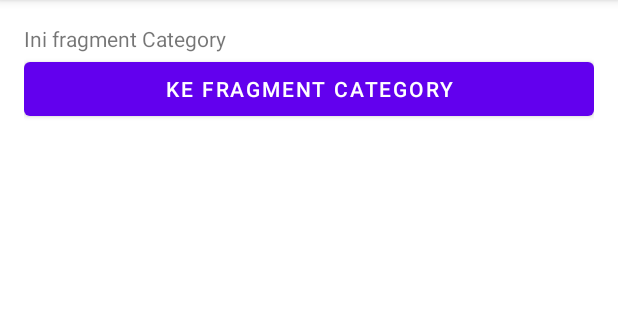
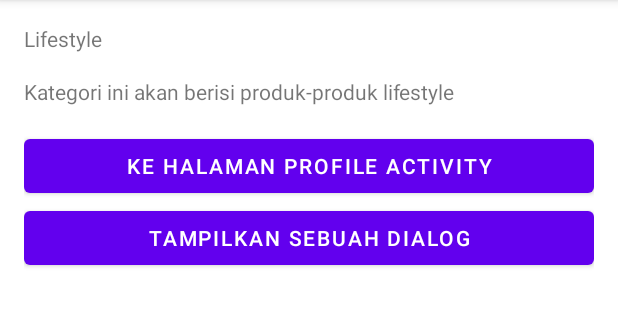
Before and after one commit to ramdhanjr11/MyFlexibleFragment, an Android app: the fragment CategoryFragment placed in its activity, after a tap on "KE FRAGMENT CATEGORY", on a phone screen of 412 x 824 dp, the part 84-411 px from its top. Run offline under Robolectric (Android 15) with nearby library versions, the phone set to English and light mode, and no system bars.

Commit message:
Mengirim data antar Fragment, dalam hal ini adalah CategoryFragment.kt mengirim data dengan menggunakan bundle kedalam DetailCategoryFragment.kt

```diff
--- a/app/src/main/java/com/muramsyah/myflexiblefragment/CategoryFragment.kt
+++ b/app/src/main/java/com/muramsyah/myflexiblefragment/CategoryFragment.kt
@@ -26,7 +26,21 @@ class CategoryFragment : Fragment(), View.OnClickListener {
 
     override fun onClick(v: View?) {
         if (v?.id == R.id.btn_detail_category) {
+            val mDetailCategoryFragment = DetailCategoryFragment()
 
+            val mBundle = Bundle()
+            mBundle.putString(DetailCategoryFragment.EXTRA_NAME, "Lifestyle")
+            val description = "Kategori ini akan berisi produk-produk lifestyle"
+
+            mDetailCategoryFragment.arguments = mBundle
+            mDetailCategoryFragment.description = description
+
+            val mFragmentManager = fragmentManager
+            mFragmentManager?.beginTransaction()?.apply {
+                replace(R.id.frame_container, mDetailCategoryFragment, DetailCategoryFragment::class.java.simpleName)
+                addToBackStack(null)
+                commit()
+            }
         }
     }
 
--- /dev/null
+++ b/app/src/main/java/com/muramsyah/myflexiblefragment/DetailCategoryFragment.kt
@@ -0,0 +1,57 @@
+package com.muramsyah.myflexiblefragment
+
+import android.os.Bundle
+import androidx.fragment.app.Fragment
+import android.view.LayoutInflater
+import android.view.View
+import android.view.ViewGroup
+import android.widget.Button
+import android.widget.TextView
+
+class DetailCategoryFragment : Fragment() {
+
+    lateinit var tvCategoryName: TextView
+    lateinit var tvCategoryDescription: TextView
+    lateinit var btnProfile: Button
+    lateinit var btnShowDialog: Button
+
+    var description: String? = null
+
+    companion object {
+        var EXTRA_NAME = "extra_name"
+        var EXTRA_DESCRIPTION = "extra_description"
+    }
+
+    override fun onCreateView(
+        inflater: LayoutInflater,
+        container: ViewGroup?,
+        savedInstanceState: Bundle?
+    ): View? {
+        return inflater.inflate(R.layout.fragment_detail_category, container, false)
+    }
+
+    override fun onViewCreated(view: View, savedInstanceState: Bundle?) {
+        super.onViewCreated(view, savedInstanceState)
+
+        tvCategoryName = view.findViewById(R.id.tv_category_name)
+        tvCategoryDescription = view.findViewById(R.id.tv_category_description)
+        btnProfile = view.findViewById(R.id.btn_profile)
+        btnShowDialog = view.findViewById(R.id.btn_show_dialog)
+    }
+
+    override fun onActivityCreated(savedInstanceState: Bundle?) {
+        super.onActivityCreated(savedInstanceState)
+
+        if (savedInstanceState != null) {
+            val descFromBundle = savedInstanceState.getString(EXTRA_DESCRIPTION)
+            description = descFromBundle
+        }
+
+        if (arguments != null) {
+            val categoryName = arguments?.getString(EXTRA_NAME)
+            tvCategoryName.text = categoryName
+            tvCategoryDescription.text = description
+        }
+    }
+
+}
--- /dev/null
+++ b/app/src/main/res/layout/fragment_detail_category.xml
@@ -0,0 +1,34 @@
+<?xml version="1.0" encoding="utf-8"?>
+<LinearLayout xmlns:android="http://schemas.android.com/apk/res/android"
+    xmlns:tools="http://schemas.android.com/tools"
+    android:layout_width="match_parent"
+    android:layout_height="match_parent"
+    android:orientation="vertical"
+    android:padding="16dp">
+
+    <TextView
+        android:id="@+id/tv_category_name"
+        android:layout_width="match_parent"
+        android:layout_height="wrap_content"
+        android:layout_marginBottom="16dp"
+        android:text="@string/category_name" />
+
+    <TextView
+        android:id="@+id/tv_category_description"
+        android:layout_width="match_parent"
+        android:layout_height="wrap_content"
+        android:layout_marginBottom="16dp"
+        android:text="@string/category_description" />
+
+    <Button
+        android:id="@+id/btn_profile"
+        android:layout_width="match_parent"
+        android:layout_height="wrap_content"
+        android:text="@string/to_profile" />
+
+    <Button
+        android:id="@+id/btn_show_dialog"
+        android:layout_width="match_parent"
+        android:layout_height="wrap_content"
+        android:text="@string/show_dialog" />
+</LinearLayout>
```
